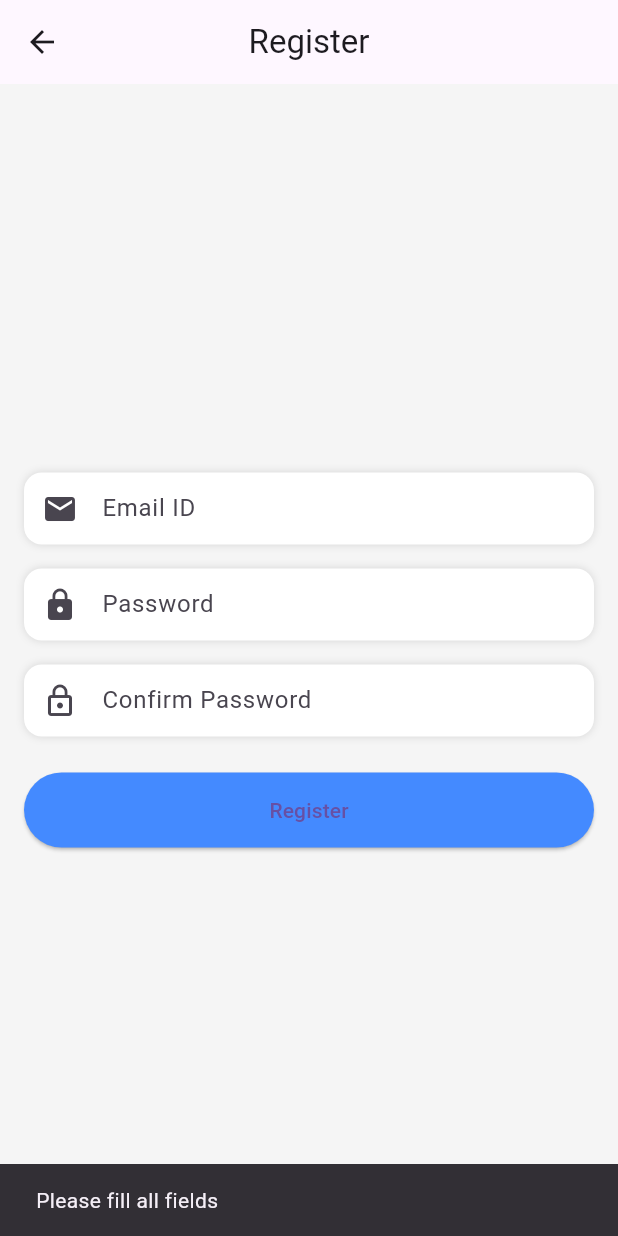
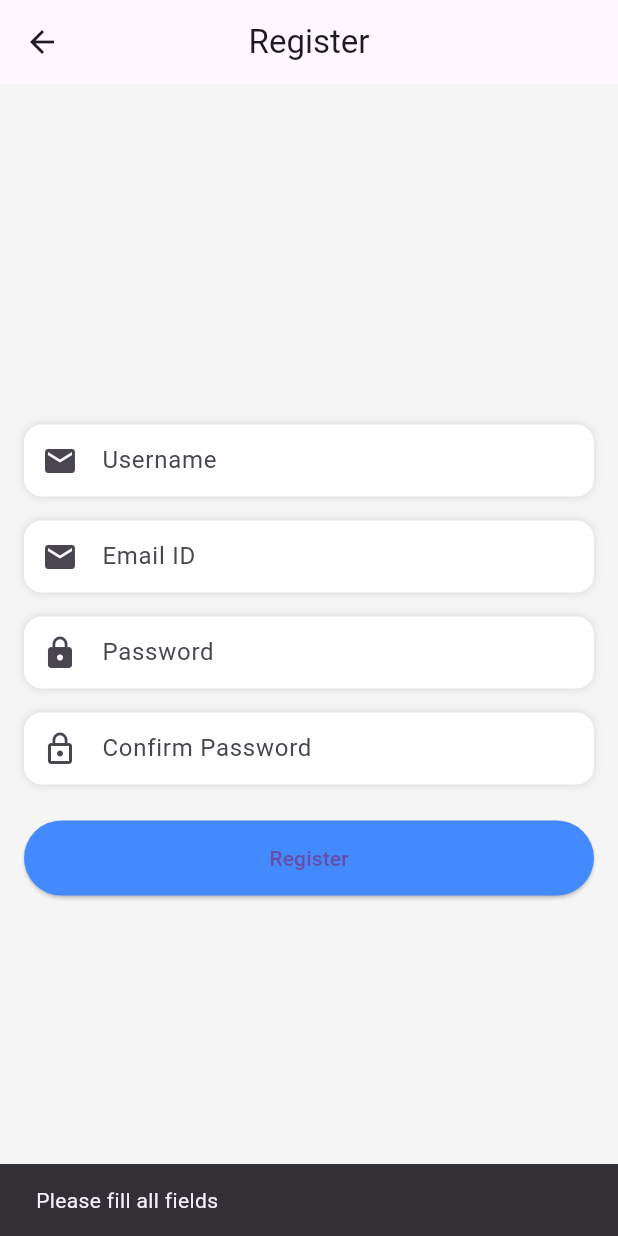
Before and after one commit to shreyawagh27/Leave-web, a Flutter app: the RegisterPage screen opened directly, after a tap on "Register", on a phone screen of 412 x 824 dp. Run offline on Flutter 3.47's test engine with Material 3 defaults, Android fonts, the phone set to English and light mode, and no system bars; our stand-ins replace cloud_firestore, firebase_auth, firebase_core, shared_preferences; accounts and stored records are empty.

Commit message:
sharepref,merge code, without conflict

```diff
--- a/lib/main.dart
+++ b/lib/main.dart
@@ -26,7 +26,7 @@ class MainApp extends StatelessWidget {
     return const MaterialApp(
       debugShowCheckedModeBanner: false,
 
-      home: MyWidget (),
+      home: LoginPage(),
 
 
     );
--- a/lib/view/registration_page.dart
+++ b/lib/view/registration_page.dart
@@ -11,6 +11,7 @@ class RegisterPage extends StatefulWidget {
 }
 
 class _RegisterPageState extends State<RegisterPage> {
+  final TextEditingController _usernameController = TextEditingController();
   final TextEditingController _emailController = TextEditingController();
   final TextEditingController _passwordController = TextEditingController();
   final TextEditingController _confirmPasswordController = TextEditingController();
@@ -18,11 +19,12 @@ class _RegisterPageState extends State<RegisterPage> {
   bool _loading = false;
 
   Future<void> register() async {
+    final username = _usernameController.text.trim();
     final email = _emailController.text.trim();
     final password = _passwordController.text.trim();
     final confirmPassword = _confirmPasswordController.text.trim();
 
-    if (email.isEmpty || password.isEmpty || confirmPassword.isEmpty) {
+    if (username.isEmpty||  email.isEmpty || password.isEmpty || confirmPassword.isEmpty) {
       ScaffoldMessenger.of(context).showSnackBar(
         const SnackBar(content: Text("Please fill all fields")),
       );
@@ -46,12 +48,12 @@ class _RegisterPageState extends State<RegisterPage> {
       );
 
       //firestore call
-      await FirebaseFirestore.instance.collection("user_data").doc(email).set({"username":"Newusername"});
+      await FirebaseFirestore.instance.collection("user_data").doc(email).set({"username":username});
 
       ScaffoldMessenger.of(context).showSnackBar(
         const SnackBar(content: Text("Registration successful!")),
       );
-
+      _usernameController.clear();
       _emailController.clear();
       _passwordController.clear();
       _confirmPasswordController.clear();
@@ -78,6 +80,23 @@ class _RegisterPageState extends State<RegisterPage> {
         child: Column(
           mainAxisAlignment: MainAxisAlignment.center,
           children: [
+            Container(
+              padding: const EdgeInsets.symmetric(horizontal: 12),
+              decoration: BoxDecoration(
+                color: Colors.white,
+                borderRadius: BorderRadius.circular(12),
+                boxShadow: [BoxShadow(color: Colors.black12, blurRadius: 4)],
+              ),
+              child: TextField(
+                controller: _usernameController,
+                decoration: const InputDecoration(
+                  border: InputBorder.none,
+                  hintText: "Username",
+                  icon: Icon(Icons.email),
+                ),
+              ),
+            ),
+            const SizedBox(height: 16),
 
             Container(
               padding: const EdgeInsets.symmetric(horizontal: 12),
@@ -96,6 +115,7 @@ class _RegisterPageState extends State<RegisterPage> {
               ),
             ),
             const SizedBox(height: 16),
+
 
 
             Container(
```
Also changed, not shown: lib/view/leave_request.dart (+41 -55 lines), lib/view/login_page.dart (+0 -10 lines).
